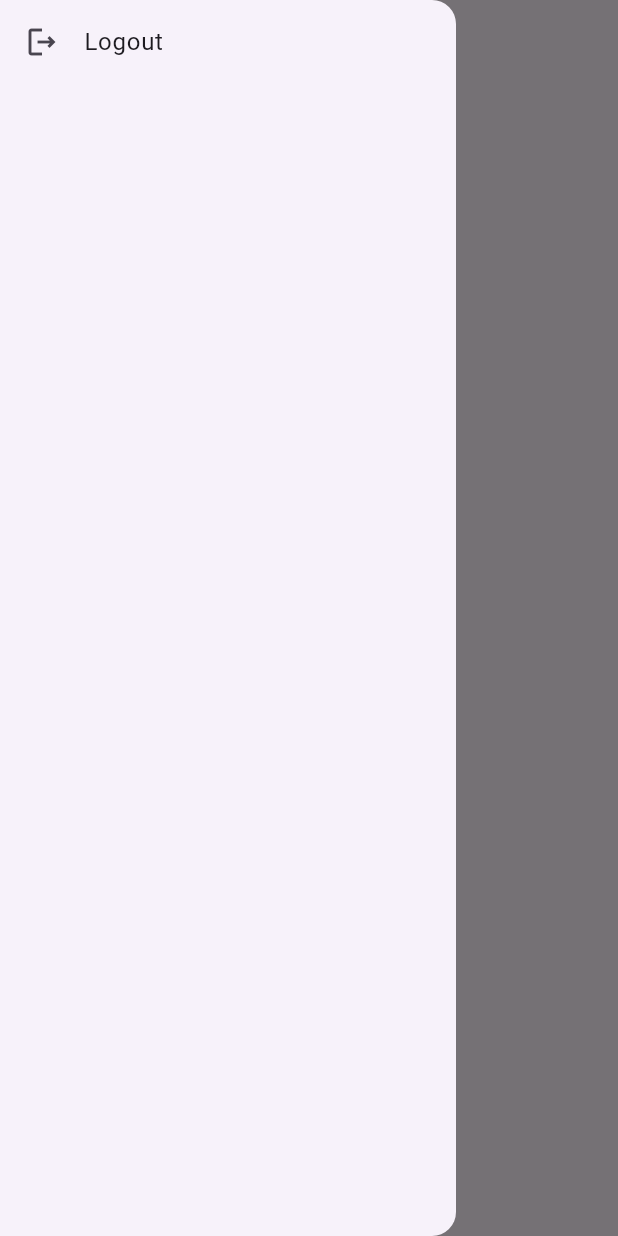
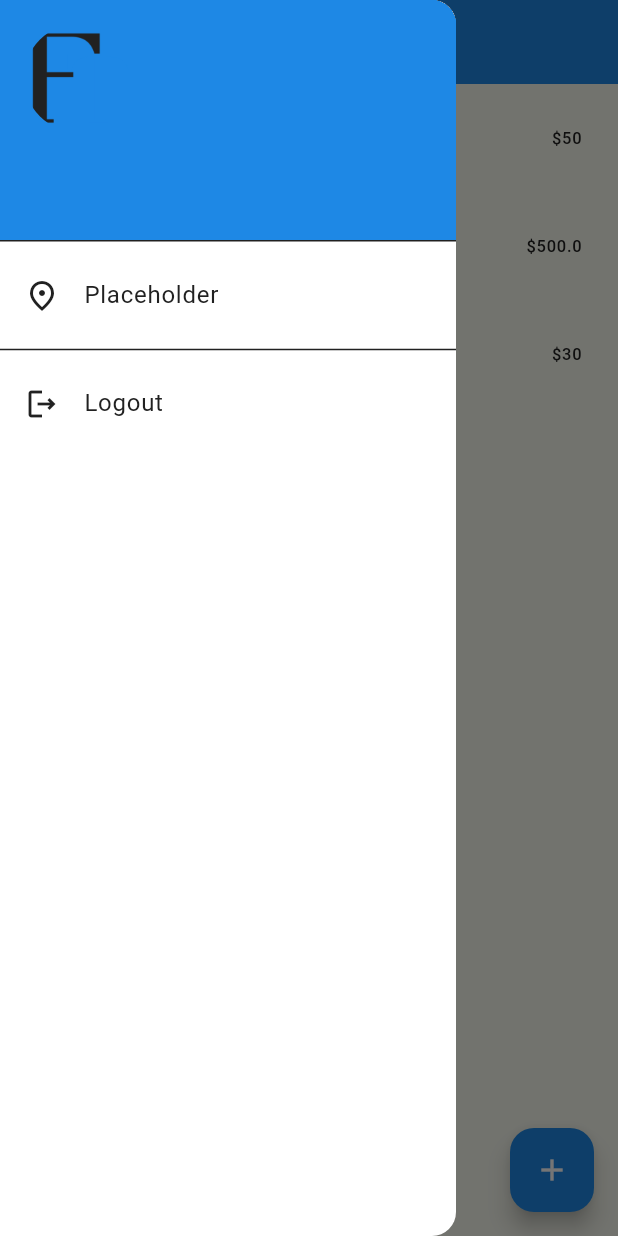
Before and after one commit to eulergomees/fintrack-app, a Flutter app: the screen it shows once a user with an empty profile is signed in, with the side drawer open, on a phone screen of 412 x 824 dp. Run offline on Flutter 3.47's test engine with Material 3 defaults, Android fonts, the phone set to English and light mode, and no system bars; our stand-ins replace cloud_firestore, firebase_auth, firebase_core, google_fonts; accounts and stored records are empty; generated files the repository leaves out were written again; network calls fail.

Commit message:
firebase firestore

```diff
--- a/lib/core/app_theme.dart
+++ b/lib/core/app_theme.dart
@@ -1,34 +1,43 @@
 // 🐦 Flutter imports:
 import 'package:flutter/material.dart';
 
-class AppTheme{
+class AppTheme {
   AppTheme._();
 
-  static const Color ocean = Color(0xFF1e88e5);
-  static const Color carbon = Color(0xFF212121);
-  static const Color seashell = Color(0xFFFFF3E9);
-  static const Color bone = Color(0xFFF8FAF0);
+  static const Color ocean = Color(0xFF1e88e5); // Azul forte
+  static const Color carbon = Color(0xFF212121); // Cinza escuro (quase preto)
+  static const Color seashell = Color(0xFFFFF3E9); // Bege claro
+  static const Color bone = Color(0xFFF8FAF0); // Verde muito claro
 
-  static const Map<int, Color> colorCodes = {
-    50: Color.fromRGBO(165, 242, 161, .1),
-    100: Color.fromRGBO(165, 242, 161, .2),
-    200: Color.fromRGBO(165, 242, 161, .3),
-    300: Color.fromRGBO(165, 242, 161, .4),
-    400: Color.fromRGBO(165, 242, 161, .5),
-    500: Color.fromRGBO(165, 242, 161, .6),
-    600: Color.fromRGBO(165, 242, 161, .7),
-    700: Color.fromRGBO(165, 242, 161, .8),
-    800: Color.fromRGBO(165, 242, 161, .9),
-    900: Color.fromRGBO(165, 242, 161, 1),
-  };
-
-  static const MaterialColor mintMaterial =
-  MaterialColor(0xFFA5F2A1, colorCodes);
-
-  static ThemeData lightTheme = ThemeData(
-    primarySwatch: mintMaterial,
-    primaryColorLight: ocean,
-    primaryColor: seashell,
-    fontFamily: 'Gotham',
-  );
+  static ThemeData get lightTheme {
+    return ThemeData(
+      primaryColor: ocean,
+      scaffoldBackgroundColor: bone,
+      colorScheme: const ColorScheme(
+        primary: ocean,
+        secondary: seashell,
+        surface: Colors.white,
+        background: bone,
+        error: Colors.redAccent,
+        onPrimary: Colors.white,
+        onSecondary: carbon,
+        onSurface: carbon,
+        onBackground: carbon,
+        onError: Colors.white,
+        brightness: Brightness.light,
+      ),
+      textTheme: const TextTheme(
+        bodyLarge: TextStyle(color: carbon),
+        bodyMedium: TextStyle(color: carbon),
+      ),
+      appBarTheme: const AppBarTheme(
+        backgroundColor: ocean,
+        foregroundColor: Colors.white,
+      ),
+      buttonTheme: const ButtonThemeData(
+        buttonColor: ocean,
+        textTheme: ButtonTextTheme.primary,
+      ),
+    );
+  }
 }
--- a/lib/main.dart
+++ b/lib/main.dart
@@ -1,16 +1,10 @@
-// 🐦 Flutter imports:
 import 'package:flutter/material.dart';
 import 'package:frontend/pages/home/home_page.dart';
-
-// 📦 Package imports:
 import 'package:google_fonts/google_fonts.dart';
-
-// Firebase imports:
 import 'package:firebase_core/firebase_core.dart';
+import 'core/app_theme.dart';
 import 'firebase_options.dart';
 import 'package:firebase_auth/firebase_auth.dart';
-
-// 🌎 Project imports:
 import 'pages/login/login_page.dart';
 
 Future<void> main() async {
@@ -29,9 +23,7 @@ class MyApp extends StatelessWidget {
     return MaterialApp(
       debugShowCheckedModeBanner: false,
       title: 'Fintrack',
-      theme: ThemeData(
-        textTheme: GoogleFonts.robotoFlexTextTheme(),
-      ),
+      theme: AppTheme.lightTheme,
       home: RouterPage(),
     );
   }
@@ -46,7 +38,7 @@ class RouterPage extends StatelessWidget {
       stream: FirebaseAuth.instance.userChanges(),
       builder: (context, snapshot) {
         if (snapshot.hasData) {
-          return HomePage();
+          return HomePage(user: snapshot.data!,);
         } else {
           return LoginPage();
         }
--- /dev/null
+++ b/lib/pages/home/expensedetail_page.dart
@@ -0,0 +1,16 @@
+import 'package:flutter/material.dart';
+import 'package:frontend/shared/models/expenses.dart';
+
+class ExpenseDetailPage extends StatelessWidget {
+  final Expense expense;
+  ExpenseDetailPage({super.key, required this.expense});
+
+  @override
+  Widget build(BuildContext context) {
+    return Scaffold(
+      appBar: AppBar(
+        title: Text(expense.title),
+      ),
+    );
+  }
+}
--- a/lib/pages/home/home_page.dart
+++ b/lib/pages/home/home_page.dart
@@ -1,11 +1,16 @@
-// 🐦 Flutter imports:
+import 'package:firebase_auth/firebase_auth.dart';
 import 'package:flutter/material.dart';
-
-// 📦 Package imports:
+import 'package:frontend/core/app_images.dart';
+import 'package:frontend/pages/home/expensedetail_page.dart';
+import 'package:frontend/shared/addexpense_modal.dart';
+import 'package:frontend/shared/models/expenses.dart';
 import '../../services/auth_service.dart';
+import 'package:cloud_firestore/cloud_firestore.dart';
 
 class HomePage extends StatefulWidget {
-  const HomePage({super.key});
+  final User user;
+
+  const HomePage({super.key, required this.user});
 
   @override
   State<HomePage> createState() => _HomePageState();
@@ -14,6 +19,29 @@ class HomePage extends StatefulWidget {
 class _HomePageState extends State<HomePage> {
   AuthService _authService = AuthService();
 
+  List<Expense> sampleExpenses = [
+    Expense(
+      id: '1',
+      type: 'expense',
+      amount: "50",
+      date: "2025-03-07",
+      title: 'Lunch at a restaurant',
+    ),
+    Expense(
+      id: '2',
+      type: 'income',
+      amount: '500.0',
+      date:  "2023-06-01",
+      title: 'Monthly salary',
+    ),
+    Expense(
+      id: '3',
+      type: 'expense',
+      amount: "30",
+      date: "2023-06-01",
+      title: 'Gas for the car',
+    ),
+  ];
 
   @override
   Widget build(BuildContext context) {
@@ -24,6 +52,17 @@ class _HomePageState extends State<HomePage> {
       drawer: Drawer(
         child: ListView(
           children: [
+            UserAccountsDrawerHeader(
+                currentAccountPicture: CircleAvatar(
+                  backgroundImage: AssetImage(AppImages.logo),
+                ),
+                accountName: Text((widget.user.displayName != null)
+                    ? widget.user.displayName!
+                    : ""),
+                accountEmail: Text(widget.user.email!)),
+            ListTile(leading: Icon(Icons.place_outlined),
+            title: Text("Placeholder"),),
+            Divider(),
             ListTile(
               leading: Icon(Icons.logout_outlined),
               title: Text("Logout"),
@@ -34,6 +73,32 @@ class _HomePageState extends State<HomePage> {
           ],
         ),
       ),
+      body: ListView(
+        children: List.generate(
+          sampleExpenses.length,
+          (index) {
+            Expense expenseModel = sampleExpenses[index];
+            return ListTile(
+              title: Text(expenseModel.title),
+              subtitle: Text(expenseModel.type),
+              trailing: Text("\$${expenseModel.amount}"),
+              onTap: () {
+                Navigator.push(
+                  context,
+                  MaterialPageRoute(
+                    builder: (context) => ExpenseDetailPage(
+                      expense: expenseModel,
+                    ),
+                  ),
+                );
+              },
+            );
+          },
+        ),
+      ),
+      floatingActionButton: FloatingActionButton(onPressed: (){
+        showAddExpenseModal(context);
+      }, child: Icon(Icons.add),),
     );
   }
 }
--- /dev/null
+++ b/lib/services/expense_service.dart
@@ -0,0 +1,16 @@
+import 'package:cloud_firestore/cloud_firestore.dart';
+import 'package:firebase_auth/firebase_auth.dart';
+
+import '../shared/models/expenses.dart';
+
+class ExpenseService {
+  String userId;
+
+  ExpenseService() : userId = FirebaseAuth.instance.currentUser!.uid;
+
+  final FirebaseFirestore _firestore = FirebaseFirestore.instance;
+
+  Future<void> addExpense(Expense expense) async {
+    return await _firestore.collection(userId).doc(expense.id).set(expense.toMap());
+  }
+}
--- /dev/null
+++ b/lib/shared/models/expenses.dart
@@ -0,0 +1,32 @@
+class Expense {
+  final String id;
+  final String type;
+  final String amount;
+  final String date;
+  final String title;
+
+  Expense({
+    required this.id,
+    required this.type,
+    required this.amount,
+    required this.date,
+    required this.title,
+  });
+
+  Expense.fromMap(Map<String, dynamic> map) :
+      id = map['id'],
+      type = map['type'],
+      amount = map['amount'],
+      date = map['date'],
+      title = map['title'];
+
+  Map<String, dynamic> toMap() {
+    return {
+      'id': id,
+      'type': type,
+      'amount': amount,
+      'date': date,
+      'notes': title,
+    };
+  }
+}
--- a/pubspec.yaml
+++ b/pubspec.yaml
@@ -38,6 +38,8 @@ dependencies:
   firebase_core: ^3.12.0
   google_fonts: ^6.2.1
   firebase_auth: ^5.5.1
+  cloud_firestore: ^5.6.5
+  uuid: ^4.5.1
 
 dev_dependencies:
   flutter_test:
```
Also changed, not shown: lib/core/app_textstyle.dart (+0 -7 lines), lib/shared/addexpense_modal.dart (added, +168 -0 lines), pubspec.lock, 3 other files.
